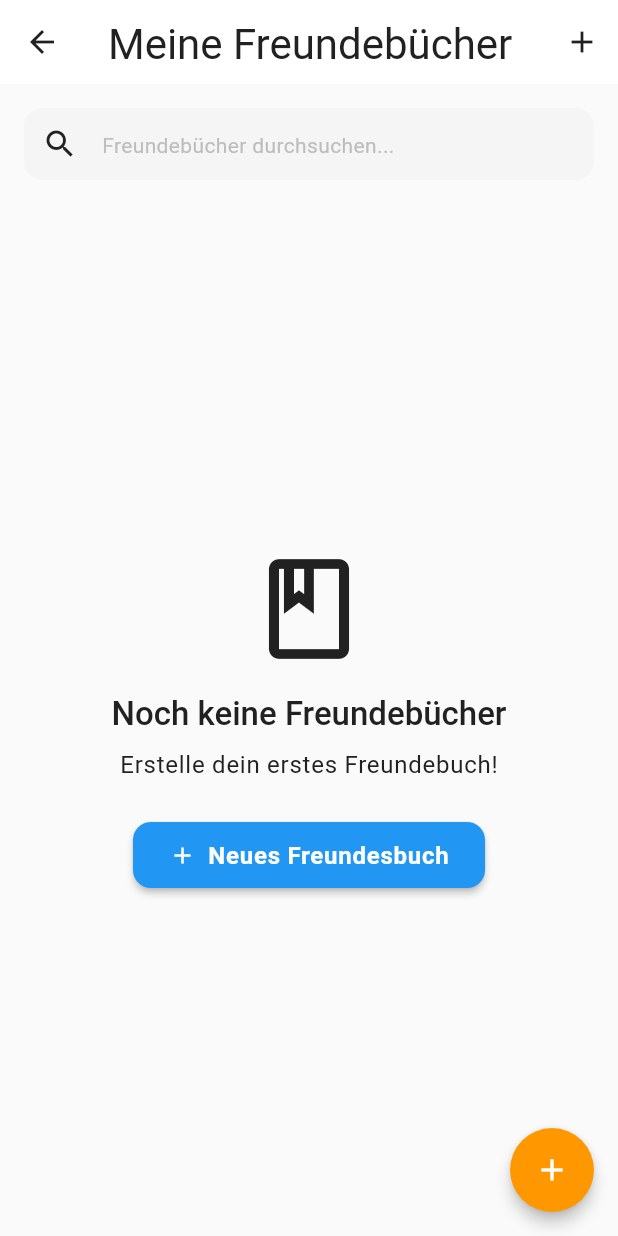
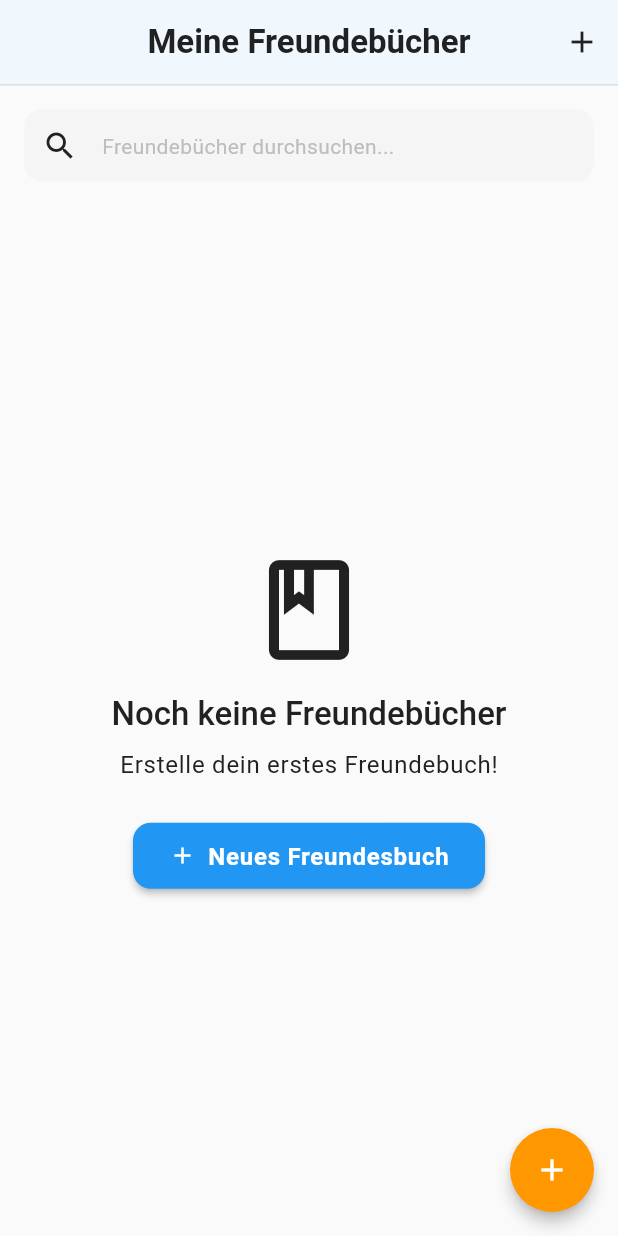
Before and after one commit to GutzeitDevelop/Freundesbuch, a Flutter app: the FriendBooksListPage screen opened by its route, on a phone screen of 412 x 824 dp. Run offline on Flutter 3.47's test engine with Material 3 defaults, Android fonts, the phone set to English and light mode, and no system bars; our stand-ins replace equatable, flutter_riverpod, geocoding, geolocator, go_router, hive and 3 more; accounts and stored records are empty; generated files the repository leaves out were written again.

Commit message:
fix: Complete navigation consistency across all pages
Fixed Android back button navigation issues:
- All pages now use PopScope with onPopInvokedWithResult
- Replaced context.go() with navigationService.navigateTo()
- Navigation history properly maintained (20-entry stack)
- Back button now correctly navigates through page history

Changes by page:
- FriendBooksListPage: Added PopScope, StandardAppBar, navigation service
- FriendBookDetailPage: Added PopScope, StandardAppBar, fixed navigation
- FriendsListPage: Added PopScope, StandardAppBar, navigation service
- TemplateManagementPage: Added PopScope, StandardAppBar
- NavigationService: Improved history tracking and back navigation logic

The Android back button now works correctly:
Homepage → FriendBooks → Detail → Back → FriendBooks → Back → Homepage

```diff
--- a/lib/features/friendbook/presentation/pages/friend_books_list_page.dart
+++ b/lib/features/friendbook/presentation/pages/friend_books_list_page.dart
@@ -1,12 +1,16 @@
 // FriendBooks list page
 //
 // Displays all friend books with management options
+// Version 0.3.0 - Enhanced with centralized services
 
 import 'package:flutter/material.dart';
 import 'package:flutter_riverpod/flutter_riverpod.dart';
 import 'package:go_router/go_router.dart';
 import '../../../../l10n/app_localizations.dart';
 import '../../../../core/navigation/app_router.dart';
+import '../../../../core/providers/core_providers.dart';
+import '../../../../core/widgets/standard_app_bar.dart';
+import '../../../../core/widgets/consistent_action_button.dart';
 import '../../domain/entities/friend_book.dart';
 import '../providers/friend_books_provider.dart';
 import '../widgets/friend_book_list_tile.dart';
@@ -84,14 +88,18 @@ class _FriendBooksListPageState extends ConsumerState<FriendBooksListPage> {
   Widget build(BuildContext context) {
     final l10n = AppLocalizations.of(context)!;
     final friendBooksAsync = ref.watch(friendBooksProvider);
+    final navigationService = ref.read(navigationServiceProvider);
+    final notificationService = ref.read(notificationServiceProvider);
 
-    return Scaffold(
-      appBar: AppBar(
-        title: Text('Meine Freundebücher'),
-        leading: IconButton(
-          icon: const Icon(Icons.arrow_back),
-          onPressed: () => context.go(AppRouter.home),
-        ),
+    return PopScope(
+      canPop: false,
+      onPopInvokedWithResult: (didPop, result) async {
+        if (didPop) return;
+        navigationService.navigateBack(context);
+      },
+      child: Scaffold(
+        appBar: StandardAppBar(
+          title: 'Meine Freundebücher',
           actions: [
             IconButton(
               icon: const Icon(Icons.add),
@@ -169,7 +177,7 @@ class _FriendBooksListPageState extends ConsumerState<FriendBooksListPage> {
                     final friendBook = friendBooks[index];
                     return FriendBookListTile(
                       friendBook: friendBook,
-                      onTap: () => context.go('/friendbooks/${friendBook.id}'),
+                      onTap: () => navigationService.navigateTo(context, '/friendbooks/${friendBook.id}'),
                       onEdit: () => _showEditDialog(friendBook),
                       onDelete: () => _confirmDelete(friendBook),
                     );
@@ -212,6 +220,7 @@ class _FriendBooksListPageState extends ConsumerState<FriendBooksListPage> {
         tooltip: l10n.createFriendBook,
         child: const Icon(Icons.add),
       ),
+      ),
     );
   }
 }
```
Also changed, not shown: lib/core/services/navigation_service.dart (+39 -13 lines), lib/features/friend/presentation/pages/friends_list_page.dart (+17 -10 lines), lib/features/friendbook/presentation/pages/friend_book_detail_page.dart (+32 -10 lines), lib/features/template/presentation/pages/template_management_page.dart (+15 -7 lines). Lines whose indentation alone changed are shown as unchanged.
